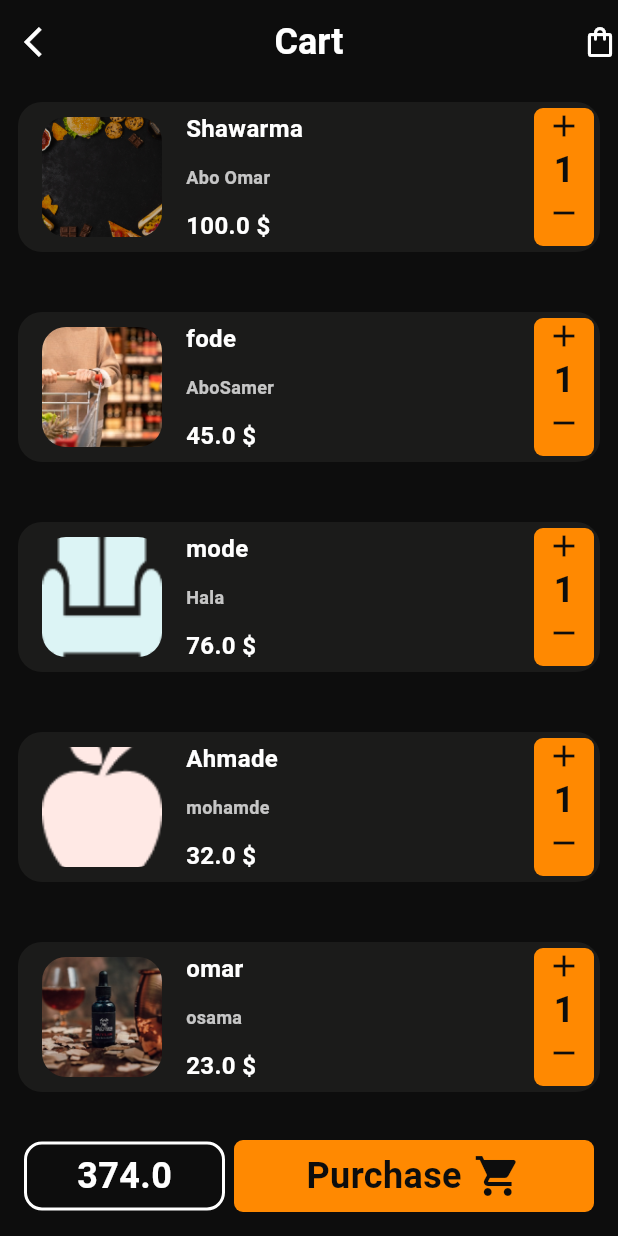
After one commit to Majd39/Flash-Dilevry, a Flutter app: the BagScreen screen opened directly, on a phone screen of 412 x 824 dp. The commit adds this screen. Run offline on Flutter 3.47's test engine with Material 3 defaults, Android fonts, the phone set to English and light mode, and no system bars; our stand-ins replace get, readmore, shared_preferences; accounts and stored records are empty.

Commit message:
fixed what mising

```diff
--- a/lib/controlar/controllers/Home/home_products_controller.dart
+++ b/lib/controlar/controllers/Home/home_products_controller.dart
@@ -5,8 +5,8 @@ import 'package:prl_app/model/Clases/category_models.dart';
 import 'package:prl_app/model/Clases/stores_models.dart';
 import 'package:prl_app/model/routes/routes.dart';
 import 'package:prl_app/services/HomepageService.dart';
+import 'package:prl_app/view/screens/Home/NavBar/bag_screen.dart';
 import 'package:prl_app/view/screens/Home/NavBar/favorite_screen.dart';
-import 'package:prl_app/view/screens/Home/NavBar/notifications_screen.dart';
 import 'package:prl_app/view/screens/Home/NavBar/settings_screen.dart';
 import 'package:prl_app/view/screens/Home/home_products_screen.dart';
 import 'package:prl_app/view/widgets/Home/card_store_widget.dart';
@@ -28,7 +28,7 @@ class HomeProductsController extends AbsHomeProductsController {
   final tape = [
     const HomeProductsScreen(),
     const FavoriteScreen(),
-    const NotificationsScreen(),
+     BagScreen(),
     const SettingsScreen(),
   ].obs;
 
--- /dev/null
+++ b/lib/controlar/controllers/Home/introApp/category_item_controller.dart
@@ -0,0 +1,26 @@
+/*import 'package:get/get.dart';
+import 'package:prl_app/model/Clases/category_models.dart';
+
+abstract class AbsCategoryItemController extends GetxController {
+  intItem();
+}
+
+class CategoryItemController extends AbsCategoryItemController {
+  late CategoryModels item; // تعريف العنصر
+
+  @override
+  void onInit() {
+    if (Get.arguments['item'] != null) {
+      item = Get.arguments['item'];
+    } else {
+      print("Error: No item data found.");
+    }
+    super.onInit();
+  }
+  @override
+  intItem() {
+    item = Get.arguments['item'];
+  }
+
+}
+*/
--- /dev/null
+++ b/lib/controlar/controllers/Home/introApp/store_item_controller.dart
@@ -0,0 +1,27 @@
+/*import 'package:get/get.dart';
+import 'package:prl_app/model/Clases/category_models.dart';
+import 'package:prl_app/model/Clases/stores_models.dart';
+
+abstract class AbsStoreItemController extends GetxController {
+  intItem();
+}
+
+class StoreItemController extends AbsStoreItemController {
+  late StoresModels item; // تعريف العنصر
+
+  @override
+  void onInit() {
+    if (Get.arguments['item'] != null) {
+      item = Get.arguments['item'];
+    } else {
+      print("Error: No item data found.");
+    }
+    super.onInit();
+  }
+  @override
+  intItem() {
+    item = Get.arguments['item'];
+  }
+
+}
+*/
--- /dev/null
+++ b/lib/controlar/controllers/Home/navBar/bag_controller.dart
@@ -0,0 +1,44 @@
+
+import 'package:get/get.dart';
+import 'package:prl_app/model/Clases/products_models.dart';
+
+class BagController extends GetxController {
+  final List<ProductsModels> products = ProductsModels.products;
+  final List<RxInt> quantities = [];
+  final RxDouble totalPrice = 0.0.obs;
+
+  @override
+  void onInit() {
+    quantities.addAll(List.generate(products.length, (index) => 1.obs));
+    calculateTotalPrice();
+    super.onInit();
+  }
+
+  void incrementQuantity(int index) {
+    quantities[index].value++;
+    calculateTotalPrice();
+  }
+
+  void decrementQuantity(int index) {
+    if (quantities[index].value > 1) {
+      quantities[index].value--;
+      calculateTotalPrice();
+    }
+  }
+
+  int getQuantity(int index) {
+    return quantities[index].value;
+  }
+
+  void calculateTotalPrice() {
+    double total = 0.0;
+    for (int i = 0; i < products.length; i++) {
+      total += products[i].pris * quantities[i].value;
+    }
+    totalPrice.value = total;
+  }
+
+  void purchase() {
+    print('Total Price: \$${totalPrice.value.toStringAsFixed(2)}');
+  }
+}
--- /dev/null
+++ b/lib/view/screens/Home/NavBar/bag_screen.dart
@@ -0,0 +1,210 @@
+import 'package:flutter/material.dart';
+import 'package:get/get.dart';
+import 'package:prl_app/controlar/controllers/Home/navBar/bag_controller.dart';
+import 'package:prl_app/model/Clases/products_models.dart';
+import 'package:prl_app/model/constant/theme.dart';
+import 'package:prl_app/model/routes/image_routs.dart';
+import 'package:prl_app/view/widgets/Public/text_widget.dart';
+
+class BagScreen extends StatelessWidget {
+  BagScreen({super.key});
+
+  final int value = 0;
+  final List<ProductsModels> products = ProductsModels.products;
+
+  @override
+  Widget build(BuildContext context) {
+    final BagController controller = Get.put(BagController());
+    return SafeArea(
+        child: Scaffold(
+      backgroundColor: ColorApp.darkMain,
+      appBar: AppBar(
+        centerTitle: true,
+        backgroundColor: ColorApp.darkMain,
+        title: const TextWidget(
+            data: 'Cart',
+            color: ColorApp.lightMain,
+            fontWeight: FontWeight.bold,
+            size: 24),
+        leading: IconButton(
+            onPressed: () {
+              Get.back();
+            },
+            icon: const Icon(Icons.arrow_back_ios,
+                color: ColorApp.lightMain, size: 24)),
+        actions: const [
+          Icon(
+            Icons.shopping_bag_outlined,
+            color: ColorApp.lightMain,
+            size: 24,
+          )
+        ],
+      ),
+      body: Column(children: [
+        Expanded(
+          child: SingleChildScrollView(
+            child: Wrap(
+              spacing: 16,
+              runSpacing: 16,
+              children: List.generate(
+                products.length,
+                (index) => Container(
+                  decoration: BoxDecoration(
+                    borderRadius: BorderRadius.circular(16),
+                    color: ColorApp.s,
+                  ),
+                  height: 100,
+                  width: double.infinity,
+                  margin:
+                      const EdgeInsets.symmetric(horizontal: 12, vertical: 12),
+                  child: Row(
+                    crossAxisAlignment: CrossAxisAlignment.center,
+                    mainAxisAlignment: MainAxisAlignment.start,
+                    children: [
+                      Container(
+                        width: 80,
+                        height: 80,
+                        margin: const EdgeInsetsDirectional.symmetric(
+                            horizontal: 16),
+                        decoration: BoxDecoration(
+                            borderRadius: BorderRadius.circular(16)),
+                        child: ClipRRect(
+                            borderRadius: BorderRadius.circular(16),
+                            child: Image.asset(
+                              products[index].imageUrl,
+                              fit: BoxFit.cover,
+                            )),
+                      ),
+                      Column(
+                        crossAxisAlignment: CrossAxisAlignment.start,
+                        mainAxisAlignment: MainAxisAlignment.spaceAround,
+                        children: [
+                          TextWidget(
+                              data: products[index].name,
+                              color: ColorApp.lightMain,
+                              fontWeight: FontWeight.bold,
+                              size: 16),
+                          TextWidget(
+                              data: products[index].storeName,
+                              color: ColorApp.lightMain.withOpacity(0.75),
+                              fontWeight: FontWeight.bold,
+                              size: 12),
+                          TextWidget(
+                              data: '${products[index].pris} \$',
+                              color: ColorApp.lightMain,
+                              fontWeight: FontWeight.bold,
+                              size: 16),
+                        ],
+                      ),
+                      const Spacer(),
+                      Container(
+                        margin: const EdgeInsetsDirectional.all(4),
+                        decoration: BoxDecoration(
+                          borderRadius: BorderRadius.circular(6),
+                          color: ColorApp.mainApp,
+                        ),
+                        width: 40,
+                        child: Column(
+                          // mainAxisAlignment: MainAxisAlignment.spaceAround,
+                          children: [
+                            InkWell(
+                                onTap: () {
+                                  controller.incrementQuantity(index);
+                                },
+                                child: const Icon(
+                                  Icons.add,
+                                  size: 24,
+                                  color: ColorApp.darkMain,
+                                )),
+                            Obx(
+                              () => TextWidget(
+                                data: '${controller.getQuantity(index)}',
+                                color: ColorApp.darkMain,
+                                fontWeight: FontWeight.bold,
+                                size: 24.0, // <-- استخدم قيمة صحيحة مثل 24.0
+                              ),
+                            ),
+                            InkWell(
+                                onTap: () {
+                                  controller.decrementQuantity(index);
+                                },
+                                child: const Icon(
+                                  Icons.remove,
+                                  size: 24,
+                                  color: ColorApp.darkMain,
+                                )),
+                          ],
+                        ),
+                      ),
+                    ],
+                  ),
+                ),
+              ),
+            ),
+          ),
+        ),
+        Padding(
+          padding: const EdgeInsets.all(16.0),
+          child: Row(
+            mainAxisAlignment: MainAxisAlignment.spaceBetween,
+            children: [
+              Expanded(
+                child: Container(
+                  decoration: BoxDecoration(
+                    borderRadius: BorderRadius.circular(12),
+                    border: Border.all(color: ColorApp.lightMain, width: 2),
+                  ),
+                  // width: 60,
+                  height: 46,
+                  child: Obx(
+                        () => Center(
+                      child: TextWidget(
+                        data: '${controller.totalPrice.value}', // استخدم .value هنا
+                        color: ColorApp.lightMain,
+                        fontWeight: FontWeight.bold,
+                        size: 24,
+                      ),
+                    ),
+                  ),
+                ),
+              ),
+              const SizedBox(width: 6),
+              InkWell(
+                onTap: () {
+                  controller.purchase();
+                },
+                child: Container(
+                  height: 48,
+                  width: 240,
+                  decoration: BoxDecoration(
+                    color: ColorApp.mainApp,
+                    borderRadius: BorderRadius.circular(6),
+                  ),
+                  child: const Row(
+                    mainAxisAlignment: MainAxisAlignment.center,
+                    children: [
+                      Text(
+                        "Purchase",
+                        style: TextStyle(
+                          color: ColorApp.darkMain,
+                          fontWeight: FontWeight.bold,
+                          fontSize: 24,
+                        ),
+                      ),
+                      SizedBox(width: 8),
+                      Icon(
+                        Icons.shopping_cart,
+                        size: 32,
+                        color: ColorApp.darkMain,
+                      ),
+                    ],
+                  ),
+                ),
+              ),
+            ],
+          ),
+        ),
+      ]),
+    ));
+  }
+}
--- a/lib/view/screens/Home/NavBar/notifications_screen.dart
+++ /dev/null
@@ -1,10 +0,0 @@
-import 'package:flutter/material.dart';
-
-class NotificationsScreen extends StatelessWidget {
-  const NotificationsScreen({super.key});
-
-  @override
-  Widget build(BuildContext context) {
-    return const Center(child: Text('notifications',style: TextStyle(color: Colors.white)),);
-  }
-}
--- a/lib/view/screens/Home/main_home_screen.dart
+++ b/lib/view/screens/Home/main_home_screen.dart
@@ -68,7 +68,7 @@ class MainHomeScreen extends StatelessWidget {
                     )),
                 BottomNavigationBarItem(
                     icon: const Icon(
-                      Icons.notifications_active,
+                      Icons.shopping_bag_outlined,
                       color: ColorApp.secndApp,
                     ),
                     label: '',
```
